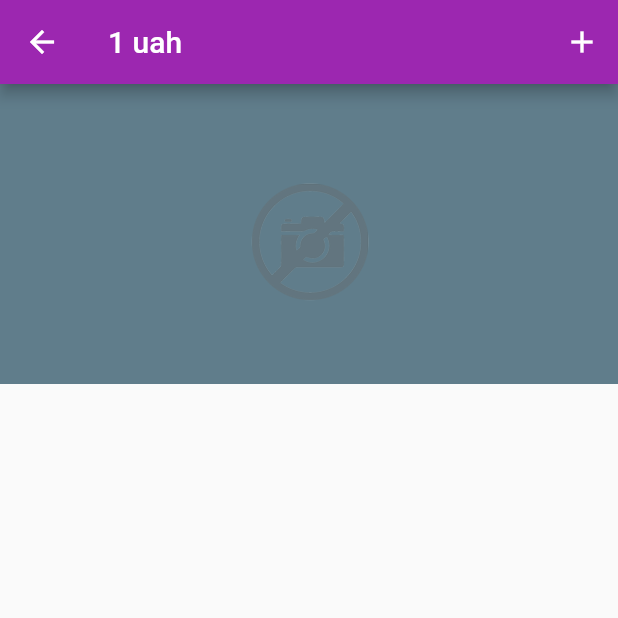
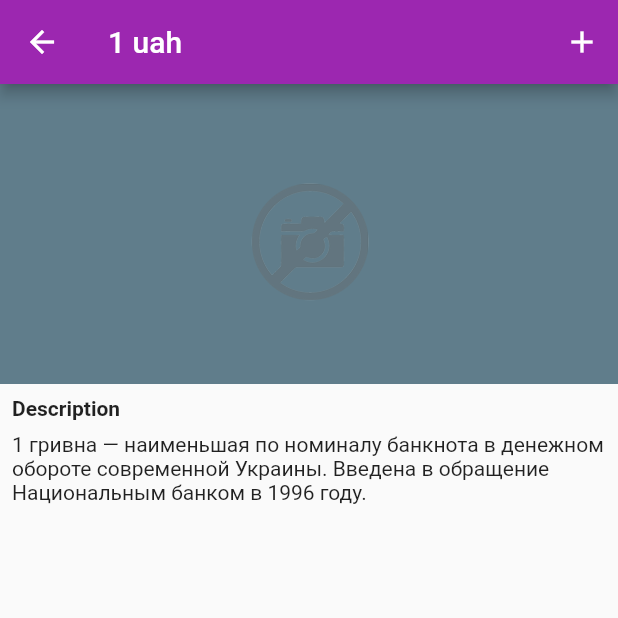
Before and after one commit to rpugase/banknotes, a Flutter app: the BanknoteDetailsPage screen opened directly with sample values from the repository, on a phone screen of 412 x 824 dp, the top half of it. Run offline on Flutter 3.47's test engine with Material 2 defaults, Android fonts, the phone set to English and light mode, and no system bars; network calls fail.

Commit message:
- add list of own banknotes in Banknotes  Widget

```diff
--- a/lib/data/repository/modification.dart
+++ b/lib/data/repository/modification.dart
@@ -17,7 +17,11 @@ class ModificationMockRepository implements ModificationRepository {
 
   List<Banknote> get banknotes => [
     Banknote(0, "1 uah", "desc", ownBanknotes: []),
-    Banknote(1, "2 uah", "desc", ownBanknotes: [OwnBanknote(0, QualityType.good, price: 12.5, currency: Currency(), date: DateTime.now())]),
+    Banknote(1, "2 uah", "desc", ownBanknotes: [
+      OwnBanknote(0, QualityType.good, price: 12.5, currency: Currency(), date: DateTime.now()),
+      OwnBanknote(1, QualityType.good, price: 2.5, currency: Currency(), date: DateTime.now()),
+      OwnBanknote(2, QualityType.good, price: 0.5, currency: Currency(), date: DateTime.now())
+    ]),
     Banknote(2, "5 uah", "desc", ownBanknotes: []),
     Banknote(3, "10 uah", "desc", ownBanknotes: []),
     Banknote(4, "20 uah", "desc", ownBanknotes: []),
--- a/lib/presentation/banknote_details/page.dart
+++ b/lib/presentation/banknote_details/page.dart
@@ -1,4 +1,6 @@
 import 'package:banknotes/domain/model/banknote.dart';
+import 'package:banknotes/domain/model/own_banknote.dart';
+import 'package:banknotes/util/localization.dart';
 import 'package:flutter/material.dart';
 
 class BanknoteDetailsPage extends StatefulWidget {
@@ -11,7 +13,6 @@ class BanknoteDetailsPage extends StatefulWidget {
 }
 
 class _BanknoteDetailsPageState extends State<BanknoteDetailsPage> {
-  double _heightAppBar = 0.0;
 
   @override
   Widget build(BuildContext context) {
@@ -25,12 +26,13 @@ class _BanknoteDetailsPageState extends State<BanknoteDetailsPage> {
       ],
     );
 
-    _heightAppBar = appBar.preferredSize.height;
     return Scaffold(
       appBar: appBar,
       body: ListView(
         children: <Widget>[
           _createImageView(),
+          _createDescriptionView(),
+          _createOwnBanknoteList(widget._banknote.ownBanknotes)
         ],
       ),
     );
@@ -48,4 +50,71 @@ class _BanknoteDetailsPageState extends State<BanknoteDetailsPage> {
       ),
     );
   }
+
+  Widget _createDescriptionView() {
+    return Column(
+        crossAxisAlignment: CrossAxisAlignment.start,
+        children: <Widget>[
+          Padding(
+            padding: EdgeInsets.all(8.0),
+            child: Text(
+              'Description',
+              style: TextStyle(fontWeight: FontWeight.bold),
+            ),
+          ),
+          Padding(
+            padding: EdgeInsets.only(right: 8, left: 8, bottom: 8),
+            child: Text(
+              '1 гривна — наименьшая по номиналу банкнота в денежном обороте современной Украины. Введена в обращение Национальным банком в 1996 году.',
+              style: TextStyle(fontWeight: FontWeight.normal),
+            ),
+          )
+        ]);
+  }
+
+  Widget _createOwnBanknoteList(List<OwnBanknote> ownBanknotes) {
+    final children = <Widget>[];
+    for (var ownBanknote in ownBanknotes) {
+      children.add(_createOwnBanknoteCell(ownBanknote));
+    }
+    return Column(children: children);
+  }
+
+  Widget _createOwnBanknoteCell(OwnBanknote ownBanknote) {
+    return Row(
+      children: <Widget>[
+        Padding(
+            padding: EdgeInsets.all(8.0),
+            child: Image.asset(
+              'resources/images/quality.png',
+              width: 30.0,
+              height: 30.0,
+            )),
+        Padding(
+            padding: EdgeInsets.all(8.0),
+            child: Column(
+              crossAxisAlignment: CrossAxisAlignment.start,
+              children: <Widget>[
+                Text(
+                  '${Localization.of(context).shoppingPrice}${ownBanknote.price} ${ownBanknote.currency.symbol}',
+                  style: TextStyle(fontWeight: FontWeight.bold, fontSize: 10),
+                ),
+                Text(
+                  '${Localization.of(context).shoppingDate}${ownBanknote.formatDate()}',
+                  style: TextStyle(fontWeight: FontWeight.bold, fontSize: 10),
+                ),
+              ],
+            )),
+//        Padding(
+//          padding: EdgeInsets.all(8.0),
+//          child: Text(
+//
+//            'Очень важная банкнота, купленная в Киеве, летом 2014',
+//            style: TextStyle(fontWeight: FontWeight.normal, fontSize: 8),
+//          ),
+//        ),
+      ],
+    );
+  }
+
 }
--- a/lib/util/localization.dart
+++ b/lib/util/localization.dart
@@ -33,6 +33,9 @@ class Localization {
   String get noData => _sentences['no_data'];
   String get error => _sentences['error'];
   String get close => _sentences['close'];
+  String get shoppingPrice => _sentences['shopping_price'];
+  String get shoppingDate => _sentences['shopping_date'];
+
 }
 
 class LocalizationDelegate extends LocalizationsDelegate<Localization> {
--- a/pubspec.yaml
+++ b/pubspec.yaml
@@ -22,3 +22,4 @@ flutter:
   - resources/lang/en.json
   - resources/lang/ru.json
   - resources/images/no_image_icon.png
+  - resources/images/quality.png
--- a/resources/lang/en.json
+++ b/resources/lang/en.json
@@ -3,5 +3,7 @@
   "no_data" : "No data",
   "full_catalogs": "Full catalog",
   "close": "Close",
-  "error" : "Error"
+  "error" : "Error",
+  "shopping_price" : "Shopping price: ",
+  "shopping_date" : "Shopping date: "
 }
--- a/resources/lang/ru.json
+++ b/resources/lang/ru.json
@@ -3,5 +3,7 @@
   "no_data" : "Нет данных",
   "full_catalogs" : "Полный калатог",
   "error" : "Ошибка",
-  "close": "Закрыть"
+  "close": "Закрыть",
+  "shopping_price" : "Цена покупки: ",
+  "shopping_date" : "Дата покупки: "
 }
```
Also changed, not shown: lib/data/repository/banknote.dart (+8 -2 lines), lib/domain/model/own_banknote.dart (+6 -0 lines), resources/images/quality.png (added).
